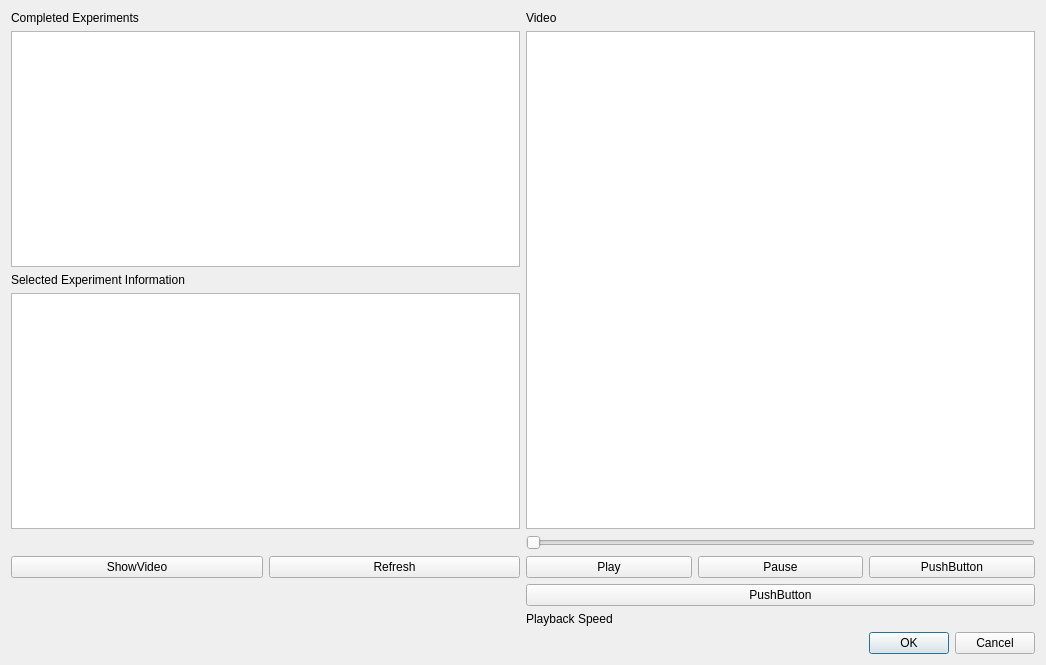
Qt form src/UI/analysis_dialog.ui (simenfuglestad/CI-VTS) before a commit.
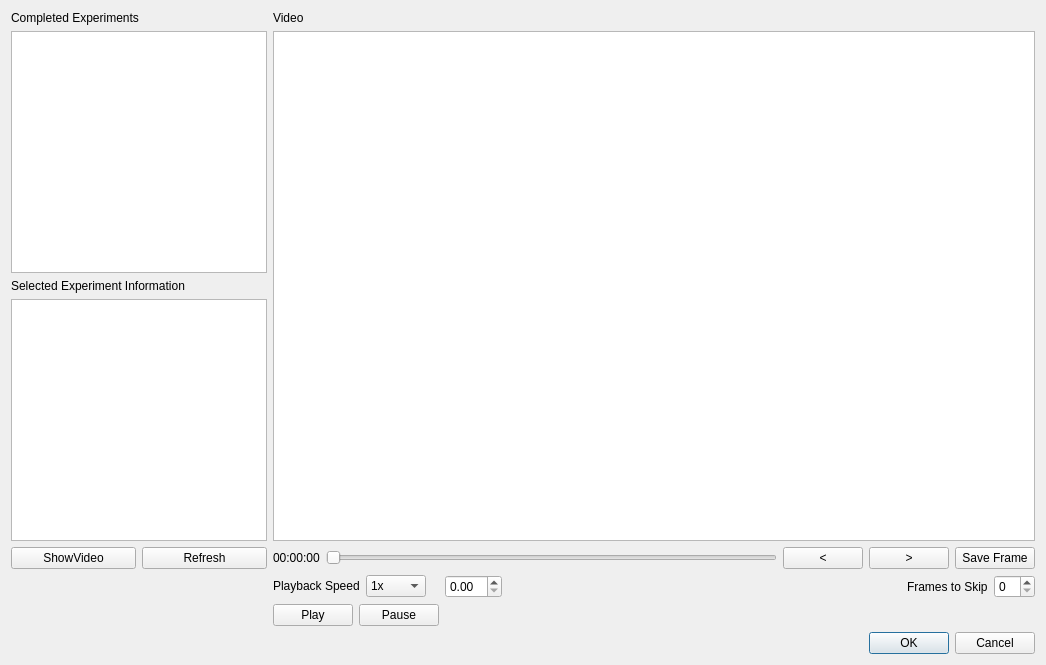
The same form after that commit. Custom widgets are drawn as their Qt base class.

```diff
--- a/src/UI/analysis_dialog.ui
+++ b/src/UI/analysis_dialog.ui
@@ -14,17 +14,24 @@
    <string>Dialog</string>
   </property>
   <layout class="QGridLayout" name="gridLayout">
-   <item row="0" column="1">
-    <widget class="QLabel" name="label_2">
+   <item row="0" column="0">
+    <widget class="QLabel" name="label">
      <property name="text">
-      <string>Video</string>
+      <string>Completed Experiments</string>
      </property>
     </widget>
    </item>
    <item row="1" column="0">
     <layout class="QVBoxLayout" name="verticalLayout">
      <item>
-      <widget class="QListWidget" name="listWidget_2"/>
+      <widget class="QListWidget" name="listWidget_2">
+       <property name="sizePolicy">
+        <sizepolicy hsizetype="Preferred" vsizetype="Expanding">
+         <horstretch>0</horstretch>
+         <verstretch>0</verstretch>
+        </sizepolicy>
+       </property>
+      </widget>
      </item>
      <item>
       <widget class="QLabel" name="label_3">
@@ -34,56 +41,146 @@
       </widget>
      </item>
      <item>
-      <widget class="QListWidget" name="listWidget"/>
+      <widget class="QListWidget" name="listWidget">
+       <property name="sizePolicy">
+        <sizepolicy hsizetype="Preferred" vsizetype="Expanding">
+         <horstretch>0</horstretch>
+         <verstretch>0</verstretch>
+        </sizepolicy>
+       </property>
+      </widget>
      </item>
     </layout>
    </item>
-   <item row="0" column="0">
-    <widget class="QLabel" name="label">
-     <property name="text">
-      <string>Completed Experiments</string>
-     </property>
-    </widget>
-   </item>
-   <item row="2" column="1">
-    <widget class="QSlider" name="horizontalSlider">
-     <property name="orientation">
-      <enum>Qt::Horizontal</enum>
-     </property>
-    </widget>
-   </item>
-   <item row="5" column="1">
-    <widget class="QDialogButtonBox" name="buttonBox">
-     <property name="orientation">
-      <enum>Qt::Horizontal</enum>
-     </property>
-     <property name="standardButtons">
-      <set>QDialogButtonBox::Cancel|QDialogButtonBox::Ok</set>
-     </property>
-    </widget>
-   </item>
-   <item row="4" column="1">
-    <layout class="QGridLayout" name="gridLayout_2">
-     <item row="0" column="0">
-      <widget class="QPushButton" name="pushButton_6">
+   <item row="2" column="0">
+    <layout class="QHBoxLayout" name="horizontalLayout">
+     <item>
+      <widget class="QPushButton" name="pushButton">
        <property name="text">
-        <string>PushButton</string>
+        <string>ShowVideo</string>
        </property>
       </widget>
      </item>
-     <item row="1" column="0">
+     <item>
+      <widget class="QPushButton" name="pushButton_2">
+       <property name="text">
+        <string>Refresh</string>
+       </property>
+      </widget>
+     </item>
+    </layout>
+   </item>
+   <item row="3" column="1">
+    <layout class="QHBoxLayout" name="horizontalLayout_3">
+     <item>
       <widget class="QLabel" name="label_4">
+       <property name="sizePolicy">
+        <sizepolicy hsizetype="Maximum" vsizetype="Fixed">
+         <horstretch>0</horstretch>
+         <verstretch>0</verstretch>
+        </sizepolicy>
+       </property>
        <property name="text">
         <string>Playback Speed</string>
        </property>
       </widget>
      </item>
+     <item>
+      <widget class="QComboBox" name="comboBox">
+       <property name="sizePolicy">
+        <sizepolicy hsizetype="Maximum" vsizetype="Fixed">
+         <horstretch>0</horstretch>
+         <verstretch>0</verstretch>
+        </sizepolicy>
+       </property>
+       <property name="currentIndex">
+        <number>3</number>
+       </property>
+       <item>
+        <property name="text">
+         <string>0.10x</string>
+        </property>
+       </item>
+       <item>
+        <property name="text">
+         <string>0.25x</string>
+        </property>
+       </item>
+       <item>
+        <property name="text">
+         <string>0.5x</string>
+        </property>
+       </item>
+       <item>
+        <property name="text">
+         <string>1x</string>
+        </property>
+       </item>
+       <item>
+        <property name="text">
+         <string>1.5x</string>
+        </property>
+       </item>
+       <item>
+        <property name="text">
+         <string>2x</string>
+        </property>
+       </item>
+       <item>
+        <property name="text">
+         <string>5x</string>
+        </property>
+       </item>
+      </widget>
+     </item>
+     <item>
+      <widget class="QLabel" name="label_6">
+       <property name="text">
+        <string/>
+       </property>
+      </widget>
+     </item>
+     <item>
+      <widget class="QDoubleSpinBox" name="doubleSpinBox"/>
+     </item>
+     <item>
+      <spacer name="horizontalSpacer">
+       <property name="orientation">
+        <enum>Qt::Horizontal</enum>
+       </property>
+       <property name="sizeType">
+        <enum>QSizePolicy::Expanding</enum>
+       </property>
+       <property name="sizeHint" stdset="0">
+        <size>
+         <width>40</width>
+         <height>20</height>
+        </size>
+       </property>
+      </spacer>
+     </item>
+     <item>
+      <widget class="QLabel" name="label_7">
+       <property name="text">
+        <string>Frames to Skip</string>
+       </property>
+      </widget>
+     </item>
+     <item>
+      <widget class="QSpinBox" name="spinBox"/>
+     </item>
     </layout>
    </item>
-   <item row="3" column="1">
+   <item row="5" column="1">
     <layout class="QHBoxLayout" name="horizontalLayout_2">
      <item>
       <widget class="QPushButton" name="pushButton_3">
+       <property name="sizePolicy">
+        <sizepolicy hsizetype="Preferred" vsizetype="Fixed">
+         <horstretch>0</horstretch>
+         <verstretch>0</verstretch>
+        </sizepolicy>
+       </property>
        <property name="text">
         <string>Play</string>
        </property>
@@ -91,33 +188,82 @@
      </item>
      <item>
       <widget class="QPushButton" name="pushButton_4">
+       <property name="sizePolicy">
+        <sizepolicy hsizetype="Preferred" vsizetype="Fixed">
+         <horstretch>0</horstretch>
+         <verstretch>0</verstretch>
+        </sizepolicy>
+       </property>
        <property name="text">
         <string>Pause</string>
        </property>
       </widget>
      </item>
      <item>
+      <spacer name="horizontalSpacer_2">
+       <property name="orientation">
+        <enum>Qt::Horizontal</enum>
+       </property>
+       <property name="sizeType">
+        <enum>QSizePolicy::Expanding</enum>
+       </property>
+       <property name="sizeHint" stdset="0">
+        <size>
+         <width>40</width>
+         <height>20</height>
+        </size>
+       </property>
+      </spacer>
+     </item>
+    </layout>
+   </item>
+   <item row="0" column="1">
+    <widget class="QLabel" name="label_2">
+     <property name="text">
+      <string>Video</string>
+     </property>
+    </widget>
+   </item>
+   <item row="2" column="1">
+    <layout class="QHBoxLayout" name="horizontalLayout_4">
+     <item>
+      <widget class="QLabel" name="label_5">
+       <property name="text">
+        <string>00:00:00</string>
+       </property>
+      </widget>
+     </item>
+     <item>
+      <widget class="QSlider" name="horizontalSlider">
+       <property name="orientation">
+        <enum>Qt::Horizontal</enum>
+       </property>
+      </widget>
+     </item>
+     <item>
       <widget class="QPushButton" name="pushButton_5">
        <property name="text">
-        <string>PushButton</string>
+        <string>&lt;</string>
        </property>
       </widget>
      </item>
-    </layout>
-   </item>
-   <item row="3" column="0">
-    <layout class="QHBoxLayout" name="horizontalLayout">
      <item>
-      <widget class="QPushButton" name="pushButton">
+      <widget class="QPushButton" name="pushButton_7">
        <property name="text">
-        <string>ShowVideo</string>
+        <string>&gt;</string>
        </property>
       </widget>
      </item>
      <item>
-      <widget class="QPushButton" name="pushButton_2">
+      <widget class="QPushButton" name="pushButton_6">
+       <property name="sizePolicy">
+        <sizepolicy hsizetype="Preferred" vsizetype="Fixed">
+         <horstretch>0</horstretch>
+         <verstretch>0</verstretch>
+        </sizepolicy>
+       </property>
        <property name="text">
-        <string>Refresh</string>
+        <string>Save Frame</string>
        </property>
       </widget>
      </item>
@@ -126,6 +272,16 @@
    <item row="1" column="1">
     <widget class="ImageView" name="graphicsView"/>
    </item>
+   <item row="8" column="1">
+    <widget class="QDialogButtonBox" name="buttonBox">
+     <property name="orientation">
+      <enum>Qt::Horizontal</enum>
+     </property>
+     <property name="standardButtons">
+      <set>QDialogButtonBox::Cancel|QDialogButtonBox::Ok</set>
+     </property>
+    </widget>
+   </item>
   </layout>
  </widget>
  <customwidgets>
```
